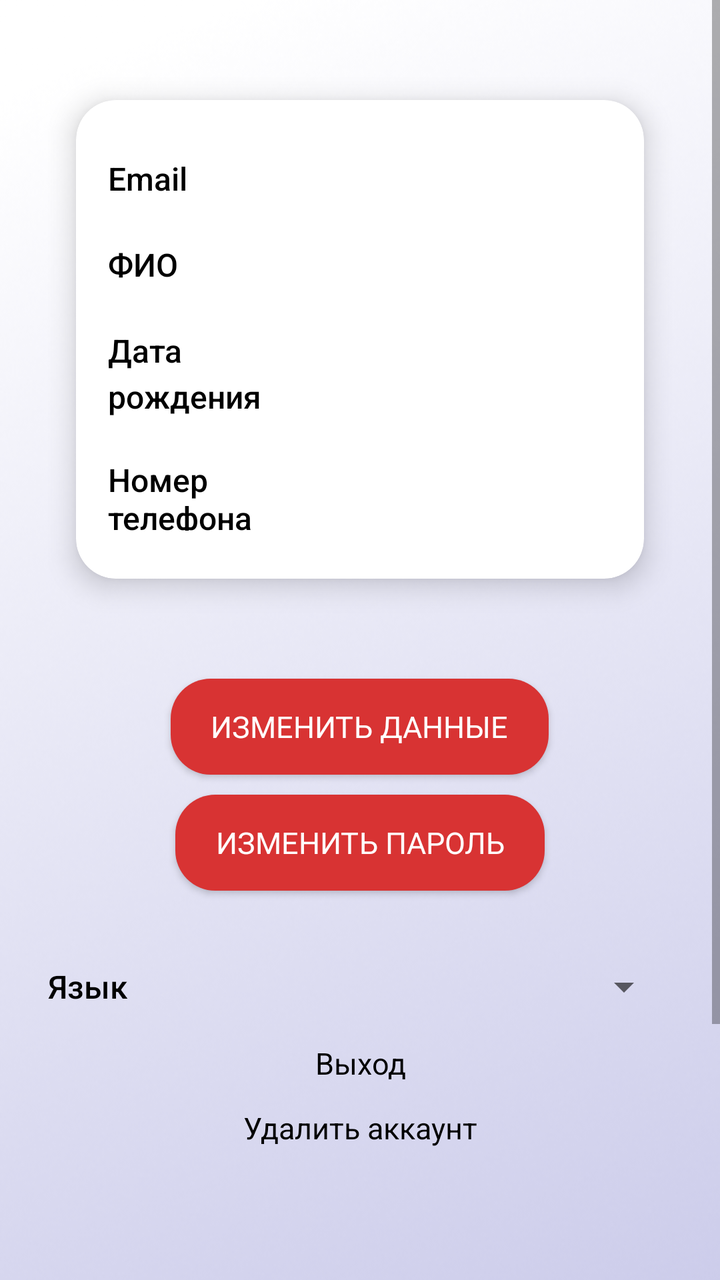
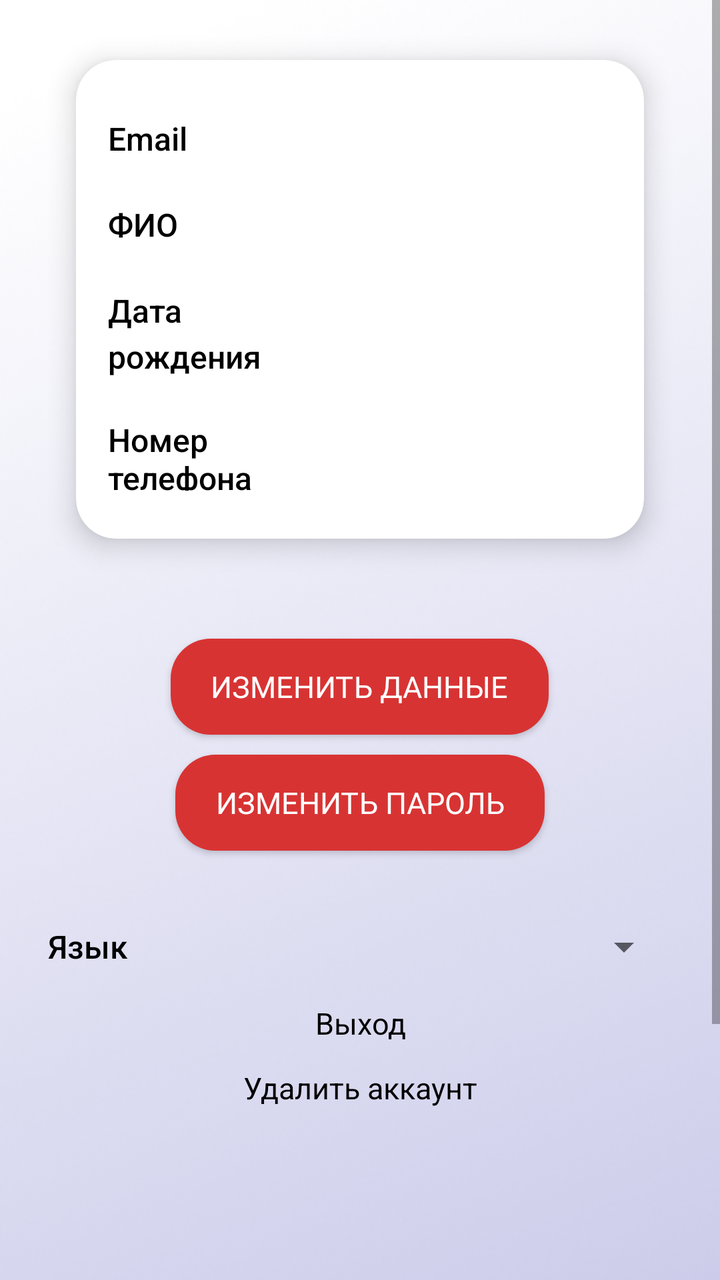

Two renders of the same Android screen: before a commit and after it. Below are the layout's source before the change and the commit's diff.
<!-- AndroidManifest.xml: application theme Theme.AppCompat.Light -->
<!-- res/layout/fragment_setting.xml -->
<?xml version="1.0" encoding="utf-8"?>
<androidx.constraintlayout.widget.ConstraintLayout
    xmlns:android="http://schemas.android.com/apk/res/android"
    xmlns:app="http://schemas.android.com/apk/res-auto"
    xmlns:tools="http://schemas.android.com/tools"
    android:layout_width="match_parent"
    android:layout_height="match_parent">

    <ScrollView
        android:id="@+id/scroll"
        android:layout_width="0dp"
        android:layout_height="0dp"
        android:fillViewport="true"
        app:layout_constraintTop_toTopOf="parent"
        app:layout_constraintBottom_toBottomOf="parent"
        app:layout_constraintStart_toStartOf="parent"
        app:layout_constraintEnd_toEndOf="parent">

        <LinearLayout
            android:id="@+id/main"
            android:layout_width="match_parent"
            android:layout_height="wrap_content"
            android:orientation="vertical"
            android:paddingStart="24dp"
            android:paddingEnd="24dp"
            android:paddingTop="32dp"
            android:paddingBottom="24dp"
            android:background="@drawable/background_b">

            
            <androidx.cardview.widget.CardView
                android:layout_width="match_parent"
                android:layout_height="wrap_content"
                app:cardCornerRadius="20dp"
                app:cardElevation="8dp"
                app:cardBackgroundColor="@android:color/white"
                app:cardUseCompatPadding="true"
                android:layout_marginBottom="24dp">

                <LinearLayout
                    android:layout_width="match_parent"
                    android:layout_height="wrap_content"
                    android:orientation="vertical"
                    android:padding="16dp">

                    
                    <LinearLayout
                        android:layout_width="match_parent"
                        android:layout_height="wrap_content"
                        android:orientation="horizontal"
                        android:paddingVertical="8dp">

                        <TextView
                            android:layout_width="0dp"
                            android:layout_height="wrap_content"
                            android:layout_weight="1"
                            android:text="@string/email"
                            android:textColor="@color/black"
                            android:fontFamily="sans-serif-medium"
                            android:textSize="16sp"
                            android:paddingEnd="8dp"/>

                        <TextView
                            android:id="@+id/email"
                            android:layout_width="0dp"
                            android:layout_height="wrap_content"
                            android:layout_weight="2"
                            android:text=""
                            android:textColor="@color/black"
                            android:fontFamily="sans-serif"
                            android:textSize="20sp"
                            android:paddingStart="8dp"/>
                    </LinearLayout>

                    
                    <LinearLayout
                        android:layout_width="match_parent"
                        android:layout_height="wrap_content"
                        android:orientation="horizontal"
                        android:paddingVertical="8dp">

                        <TextView
                            android:layout_width="0dp"
                            android:layout_height="wrap_content"
                            android:layout_weight="1"
                            android:text="@string/fio"
                            android:textColor="@color/black"
                            android:fontFamily="sans-serif-medium"
                            android:textSize="16sp"
                            android:paddingEnd="8dp"/>

                        <TextView
                            android:id="@+id/fio"
                            android:layout_width="0dp"
                            android:layout_height="wrap_content"
                            android:layout_weight="2"
                            android:text=""
                            android:textColor="@color/black"
                            android:fontFamily="sans-serif"
                            android:textSize="20sp"
                            android:paddingStart="8dp"/>
                    </LinearLayout>

                    <LinearLayout
                        android:layout_width="match_parent"
                        android:layout_height="wrap_content"
                        android:orientation="horizontal"
                        android:paddingVertical="8dp">

                        <TextView
                            android:layout_width="0dp"
                            android:layout_weight="1.3"
                            android:layout_height="wrap_content"
                            android:text="@string/birthdate"
                            android:textColor="@color/black"
                            android:fontFamily="sans-serif-medium"
                            android:textSize="16sp"
                            android:paddingEnd="8dp"
                            android:paddingBottom="4dp"
                        android:ellipsize="none"
                        android:maxLines="2"
                        android:breakStrategy="simple"
                        android:lineSpacingExtra="4dp"
                        android:includeFontPadding="true"/>

                        <TextView
                            android:id="@+id/birth"
                            android:layout_width="0dp"
                            android:layout_weight="1.7"
                        android:layout_height="wrap_content"
                        android:text=""
                        android:textColor="@color/black"
                        android:fontFamily="sans-serif"
                        android:textSize="20sp"
                        android:paddingStart="8dp" />
                    </LinearLayout>


                    
                    <LinearLayout
                        android:layout_width="match_parent"
                        android:layout_height="wrap_content"
                        android:orientation="horizontal"
                        android:paddingVertical="8dp">

                        <TextView
                            android:layout_width="0dp"
                            android:layout_height="wrap_content"
                            android:layout_weight="1"
                            android:text="@string/phonenumber"
                            android:textColor="@color/black"
                            android:fontFamily="sans-serif-medium"
                            android:textSize="16sp"
                            android:paddingEnd="8dp"/>

                        <TextView
                            android:id="@+id/phone_number"
                            android:layout_width="0dp"
                            android:layout_height="wrap_content"
                            android:layout_weight="2"
                            android:text=""
                            android:textColor="@color/black"
                            android:fontFamily="sans-serif"
                            android:textSize="20sp"
                            android:paddingStart="8dp"/>
                    </LinearLayout>

                </LinearLayout>
            </androidx.cardview.widget.CardView>

            
            <Button
                android:id="@+id/btn_edit_data"
                android:text="@string/editdata"
                android:layout_width="wrap_content"
                android:layout_height="wrap_content"
                android:layout_marginTop="8dp"
                android:background="@drawable/shape"
                android:textSize="15sp"
                android:layout_gravity="center_horizontal"
                android:paddingHorizontal="20dp"
                android:paddingVertical="10dp"
                android:fontFamily="sans-serif"
                android:textColor="@color/white" />

            <Button
                android:id="@+id/btn_edit_password"
                android:text="@string/changepassword"
                android:layout_width="wrap_content"
                android:layout_height="wrap_content"
                android:layout_marginTop="10dp"
                android:background="@drawable/shape"
                android:textSize="15sp"
                android:layout_gravity="center_horizontal"
                android:paddingHorizontal="20dp"
                android:paddingVertical="10dp"
                android:fontFamily="sans-serif"
                android:textColor="@color/white" />

            <Space
                android:layout_width="match_parent"
                android:layout_height="16dp"/>


            
            <LinearLayout
                android:id="@+id/lang_row"
                android:layout_width="match_parent"
                android:layout_height="wrap_content"
                android:orientation="horizontal"
                android:gravity="center_vertical"
                android:paddingVertical="8dp"
                android:layout_marginTop="12dp">

                <TextView
                    android:id="@+id/tv_lang_label"
                    android:layout_width="0dp"
                    android:layout_height="wrap_content"
                    android:layout_weight="1"
                    android:text="@string/language"
                    android:textColor="@color/black"
                    android:fontFamily="sans-serif-medium"
                    android:textSize="16sp"
                    android:paddingEnd="8dp" />

                <Spinner
                    android:id="@+id/spinner_language"
                    android:layout_width="wrap_content"
                    android:layout_height="wrap_content"
                    android:spinnerMode="dropdown" />
            </LinearLayout>





            
            <TextView
                android:id="@+id/logout"
                android:layout_width="match_parent"
                android:layout_height="wrap_content"
                android:text="@string/logout"
                android:textSize="15sp"
                android:fontFamily="sans-serif"
                android:textColor="@color/black"
                android:gravity="center"
                android:layout_marginTop="8dp"
                android:layout_marginBottom="12dp"/>

            <TextView
                android:id="@+id/delete"
                android:layout_width="match_parent"
                android:layout_height="wrap_content"
                android:text="@string/deleteaccount"
                android:textSize="15sp"
                android:fontFamily="sans-serif"
                android:textColor="@color/black"
                android:gravity="center"
                android:layout_marginBottom="16dp"/>

        </LinearLayout>
    </ScrollView>

</androidx.constraintlayout.widget.ConstraintLayout>
<!-- resources referenced by this layout -->
<resources>
  <color name="black">#FF000000</color>
  <color name="white">#FFFFFFFF</color>
  <!-- drawable background_b: png bitmap (drawable, 208537 bytes) -->
  <!-- drawable shape (drawable) -->
  <?xml version="1.0" encoding="utf-8"?>
  <shape xmlns:android="http://schemas.android.com/apk/res/android"
      android:shape="rectangle">
      <solid android:color="#D83333" />
      <corners android:radius="20dp" />
  </shape>
  <string name="birthdate">Дата рождения</string>
  <string name="changepassword">Изменить пароль</string>
  <string name="deleteaccount">Удалить аккаунт</string>
  <string name="editdata">Изменить данные</string>
  <string name="email">Email</string>
  <string name="fio">ФИО</string>
  <string name="language">Язык</string>
  <string name="logout">Выход</string>
  <string name="phonenumber">Номер телефона</string>
</resources>

<!-- the commit's change to res/layout/fragment_setting.xml (unified diff, before → after) -->
@@ -23,7 +23,7 @@
             android:orientation="vertical"
             android:paddingStart="24dp"
             android:paddingEnd="24dp"
-            android:paddingTop="32dp"
+            android:paddingTop="12dp"
             android:paddingBottom="24dp"
             android:background="@drawable/background_b">
 
